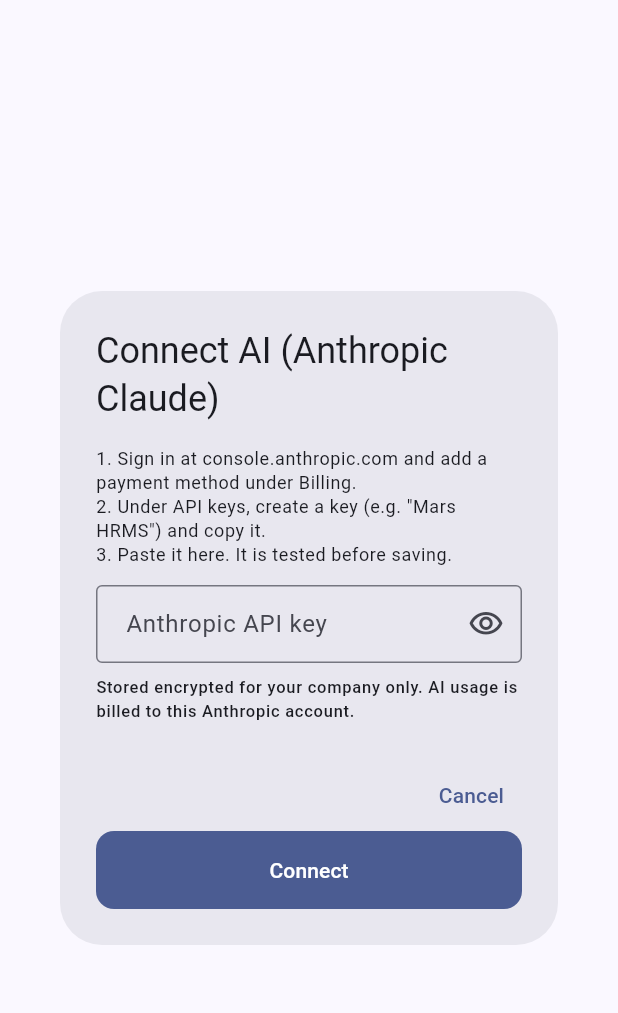
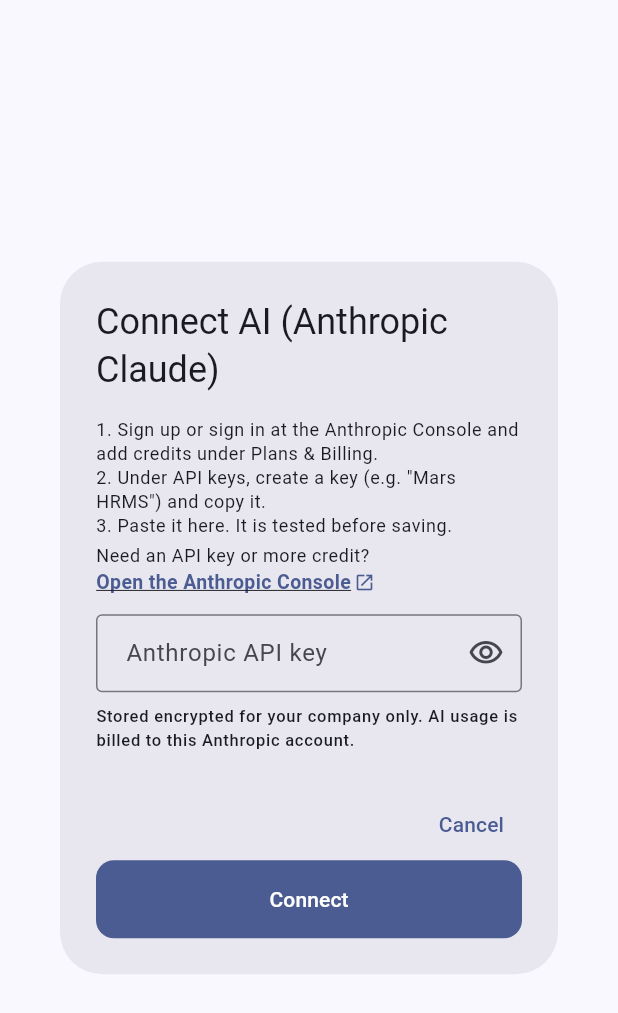
Before and after one commit to Mohanreddy88/mars-tech, a Flutter app: the _ConnectDialog widget shown alone on an empty page, opened directly, on a phone screen of 412 x 824 dp. Shown: the top 1013 px of the screen. Run offline on Flutter 3.47's test engine with Material 3 defaults, Android fonts, the phone set to English and light mode, and no system bars; our stand-ins replace dio, firebase_core, firebase_messaging, flutter_riverpod, flutter_secure_storage, go_router and 3 more; accounts and stored records are empty; network calls fail.

Commit message:
Chatbot: link to the Anthropic Console for creating a key or adding credit
The AI answers panel (web and app) and the app's Connect dialog say where to get an API key:
sign up at console.anthropic.com, add credits under Plans & Billing, create a key under API Keys,
then paste it with Connect AI / Replace key.

Co-Authored-By: Claude Opus 5.5 <noreply@anthropic.com>

```diff
--- a/hrms_mobile/lib/features/assistant/presentation/chatbot_admin_screen.dart
+++ b/hrms_mobile/lib/features/assistant/presentation/chatbot_admin_screen.dart
@@ -1,6 +1,7 @@
 import 'package:flutter/material.dart';
 import 'package:flutter_riverpod/flutter_riverpod.dart';
 import 'package:intl/intl.dart';
+import 'package:url_launcher/url_launcher.dart';
 
 import '../../../core/network/api_exception.dart';
 import '../../../core/widgets/error_view.dart';
@@ -201,6 +202,7 @@ class _AiCardState extends ConsumerState<_AiCard> {
                 if (status.problem != null) _AiProblem(status: status),
                 const SizedBox(height: 2),
                 Text(description, style: text.bodySmall),
+                const _ConsoleLink(),
                 if (status.keyUnreadable && !status.configured)
                   Padding(
                     padding: const EdgeInsets.only(top: 4),
@@ -249,6 +251,43 @@ class _AiCardState extends ConsumerState<_AiCard> {
 }
 
 /// Asks for the Anthropic API key, with the steps to get one. Pops with the key.
+/// Anthropic Console, where the company signs up, adds credit and creates its API key.
+const anthropicConsoleUrl = 'https://console.anthropic.com/';
+
+/// "Need an API key? Open the Anthropic Console" — opens it in the browser.
+class _ConsoleLink extends StatelessWidget {
+  const _ConsoleLink();
+
+  @override
+  Widget build(BuildContext context) {
+    return Padding(
+      padding: const EdgeInsets.only(top: 4),
+      child: Wrap(crossAxisAlignment: WrapCrossAlignment.center, children: [
+        Text('Need an API key or more credit? ', style: Theme.of(context).textTheme.bodySmall),
+        InkWell(
+          onTap: () async {
+            final ok = await launchUrl(Uri.parse(anthropicConsoleUrl), mode: LaunchMode.externalApplication);
+            if (!ok && context.mounted) {
+              ScaffoldMessenger.of(context)
+                  .showSnackBar(const SnackBar(content: Text('Could not open $anthropicConsoleUrl')));
+            }
+          },
+          child: Row(mainAxisSize: MainAxisSize.min, children: [
+            Text('Open the Anthropic Console',
+                style: TextStyle(
+                    color: Theme.of(context).colorScheme.primary,
+                    fontWeight: FontWeight.w600,
+                    fontSize: 13,
+                    decoration: TextDecoration.underline)),
+            const SizedBox(width: 2),
+            Icon(Icons.open_in_new, size: 14, color: Theme.of(context).colorScheme.primary),
+          ]),
+        ),
+      ]),
+    );
+  }
+}
+
 /// "AI isn't working: your Anthropic credit has run out…" — shown until an AI answer works again.
 class _AiProblem extends StatelessWidget {
   const _AiProblem({required this.status});
@@ -321,9 +360,10 @@ class _ConnectDialogState extends State<_ConnectDialog> {
       title: const Text('Connect AI (Anthropic Claude)'),
       content: SingleChildScrollView(
         child: Column(mainAxisSize: MainAxisSize.min, crossAxisAlignment: CrossAxisAlignment.start, children: [
-          Text('1. Sign in at console.anthropic.com and add a payment method under Billing.\n'
+          Text('1. Sign up or sign in at the Anthropic Console and add credits under Plans & Billing.\n'
               '2. Under API keys, create a key (e.g. "Mars HRMS") and copy it.\n'
               '3. Paste it here. It is tested before saving.', style: text.bodySmall),
+          const _ConsoleLink(),
           const SizedBox(height: 12),
           TextField(
             controller: _key,
```
Also changed, not shown: 1 other file.
